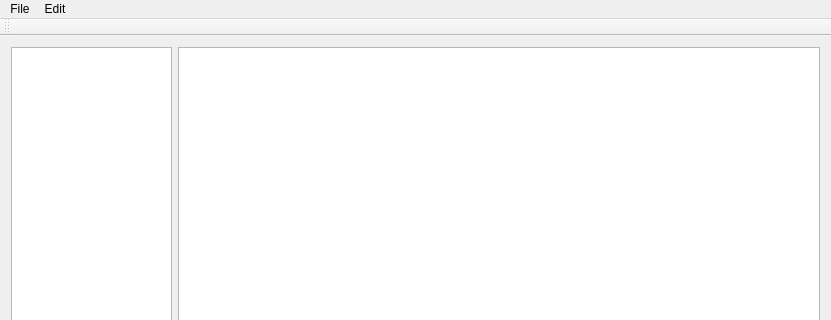
Qt form TxtReader/mainwindow.ui (Gaara-ops/QtProject) before a commit; both pictures show x 0 to 831 and y 0 to 320 of the 831 by 573 pixel window.
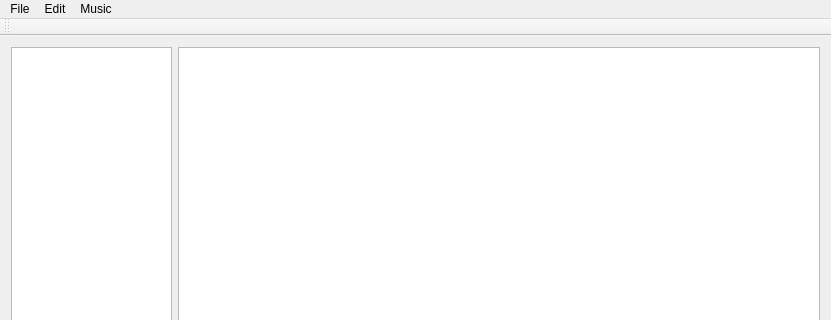
The same form after that commit.

Patch:
```diff
--- a/TxtReader/mainwindow.ui
+++ b/TxtReader/mainwindow.ui
@@ -134,8 +134,15 @@
     </property>
     <addaction name="actionFont"/>
    </widget>
+   <widget class="QMenu" name="menuMusic">
+    <property name="title">
+     <string>Music</string>
+    </property>
+    <addaction name="actionOpenMusic"/>
+   </widget>
    <addaction name="menuFile"/>
    <addaction name="menuEdit"/>
+   <addaction name="menuMusic"/>
   </widget>
   <widget class="QToolBar" name="mainToolBar">
    <attribute name="toolBarArea">
```
Left out of the diff: 5 changed lines with no effect on the pictures.
